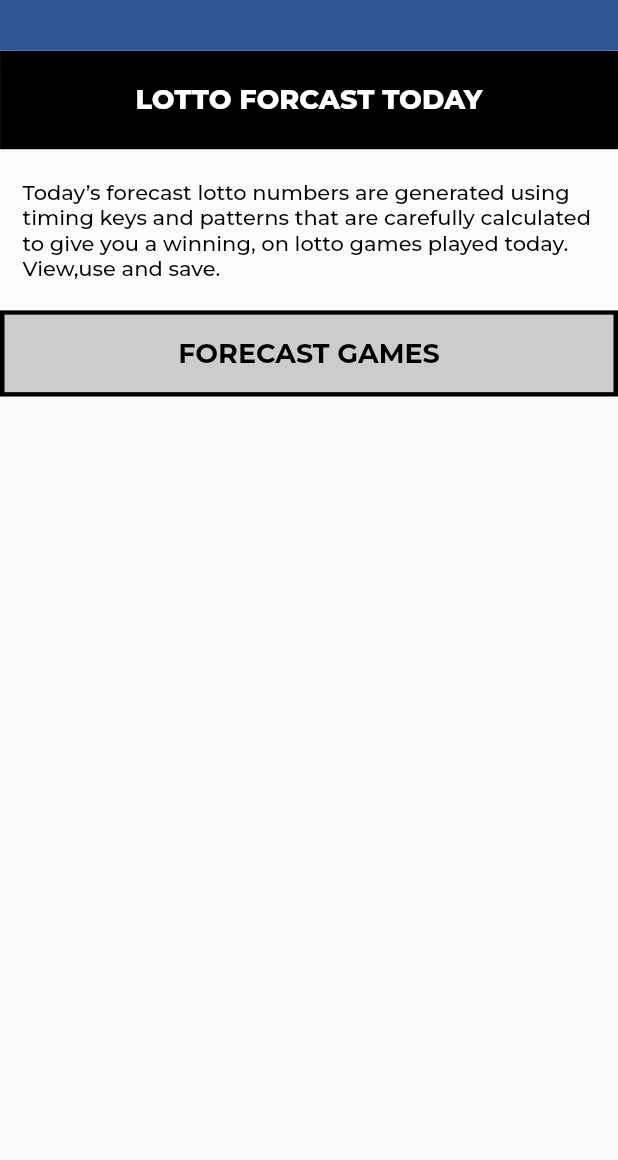
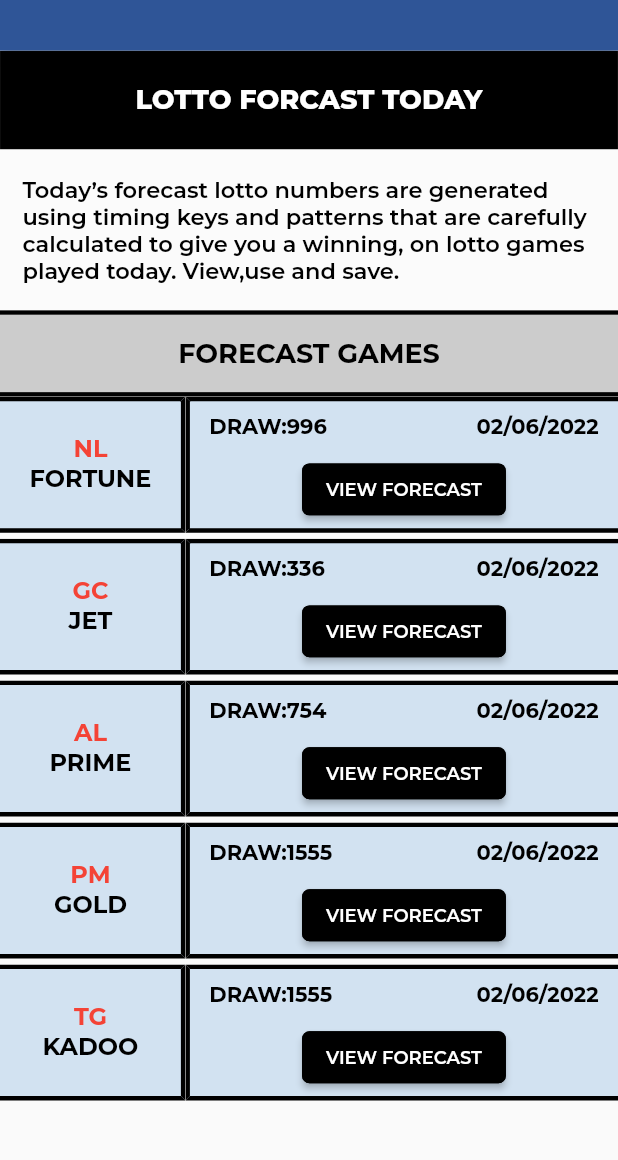
Before and after one commit to zolovio/lotto_grazer, a Flutter app: the LottoForecastTodayUi screen opened by its route, on a phone screen of 412 x 824 dp, the part 73-1233 px from its top. Run offline on Flutter 3.47's test engine with Material 2 defaults, Android fonts, the light colour scheme and no system bars; our stand-ins replace flutter_screenutil, google_fonts.

Commit message:
forecast page completed

```diff
--- a/lib/features/lotto forecast today/ui/lotto_forecast_today_ui.dart
+++ b/lib/features/lotto forecast today/ui/lotto_forecast_today_ui.dart
@@ -4,7 +4,10 @@ import 'package:flutter/src/widgets/framework.dart';
 import 'package:google_fonts/google_fonts.dart';
 import 'package:lotto_grazer/res/colors.dart';
 import 'package:lotto_grazer/res/components/custom_appbar.dart';
+import 'package:lotto_grazer/res/components/custom_button.dart';
+import 'package:lotto_grazer/res/components/custom_child_container.dart';
 import 'package:lotto_grazer/res/components/custom_container.dart';
+import 'package:lotto_grazer/res/components/custom_text.dart';
 import 'package:lotto_grazer/utils/utils.dart';
 
 class LottoForecastTodayUi extends StatefulWidget {
@@ -15,6 +18,38 @@ class LottoForecastTodayUi extends StatefulWidget {
 }
 
 class _LottoForecastTodayUiState extends State<LottoForecastTodayUi> {
+  List forecastgames = [
+    {
+      'short_name': 'NL',
+      'full_name': 'FORTUNE',
+      'draw': 996,
+      'date': '02/06/2022',
+    },
+    {
+      'short_name': 'GC',
+      'full_name': 'JET',
+      'draw': 336,
+      'date': '02/06/2022',
+    },
+    {
+      'short_name': 'AL',
+      'full_name': 'PRIME',
+      'draw': 754,
+      'date': '02/06/2022',
+    },
+    {
+      'short_name': 'PM',
+      'full_name': 'GOLD',
+      'draw': 1555,
+      'date': '02/06/2022',
+    },
+    {
+      'short_name': 'TG',
+      'full_name': 'KADOO',
+      'draw': 1555,
+      'date': '02/06/2022',
+    },
+  ];
   @override
   Widget build(BuildContext context) {
     return Scaffold(
@@ -31,10 +66,6 @@ class _LottoForecastTodayUiState extends State<LottoForecastTodayUi> {
             title: 'LOTTO FORCAST TODAY',
             bgColor: AppColors.blackColor,
             fgColor: AppColors.whiteColor,
-            bottomRightRadius: 0.0,
-            bottomLeftRadius: 0.0,
-            topLeftRadius: 0.0,
-            topRightRadius: 0.0,
             fontsize: 18.0,
             fontweight: FontWeight.w800,
             border: Border.all(
@@ -50,12 +81,8 @@ class _LottoForecastTodayUiState extends State<LottoForecastTodayUi> {
                 'Today’s forecast lotto numbers are generated using timing keys and patterns that are carefully calculated to give you a winning, on lotto games played today. View,use and save.',
             bgColor: AppColors.whiteColor.withOpacity(0.1),
             fgColor: AppColors.blackColor,
-            bottomRightRadius: 0.0,
-            bottomLeftRadius: 0.0,
-            topLeftRadius: 0.0,
-            topRightRadius: 0.0,
-            fontsize: 14.0,
-            fontweight: FontWeight.w500,
+            fontsize: 15.0,
+            fontweight: FontWeight.w600,
             align: TextAlign.left,
             border: Border.all(
               width: 0.0,
@@ -69,10 +96,6 @@ class _LottoForecastTodayUiState extends State<LottoForecastTodayUi> {
             title: 'FORECAST GAMES',
             bgColor: AppColors.greyColor.withOpacity(0.5),
             fgColor: AppColors.blackColor,
-            // bottomRightRadius: 0.0,
-            // bottomLeftRadius: 0.0,
-            // topLeftRadius: 0.0,
-            // topRightRadius: 0.0,
             fontsize: 18.0,
             fontweight: FontWeight.w700,
             align: TextAlign.center,
@@ -85,14 +108,119 @@ class _LottoForecastTodayUiState extends State<LottoForecastTodayUi> {
                 color: Colors.black,
                 width: 3.0,
               ),
-              left: BorderSide(
-                color: Colors.black,
-                width: 3.0,
-              ),
-              right: BorderSide(
-                color: Colors.black,
-                width: 3.0,
-              ),
+            ),
+          ),
+          Expanded(
+            child: ListView.builder(
+              itemCount: forecastgames.length,
+              itemBuilder: (context, index) {
+                return Row(
+                  children: [
+                    CustomChildContainer(
+                      width: Utils.width(context) * 0.3,
+                      height: Utils.height(context) * 0.11,
+                      margin: const EdgeInsets.only(bottom: 4.0),
+                      bgColor: AppColors.blueColor.withOpacity(0.25),
+                      border: const Border(
+                        bottom: BorderSide(
+                          color: Colors.black,
+                          width: 3.0,
+                        ),
+                        top: BorderSide(
+                          color: Colors.black,
+                          width: 3.0,
+                        ),
+                        right: BorderSide(
+                          color: Colors.black,
+                          width: 3.0,
+                        ),
+                      ),
+                      child: Column(
+                        mainAxisAlignment: MainAxisAlignment.center,
+                        children: [
+                          CustomText(
+                              title:
+                                  forecastgames[index]['short_name'].toString(),
+                              fontcolor: AppColors.redColor,
+                              fontweight: FontWeight.w700,
+                              fontsize: 16.0,
+                              underline: false),
+                          CustomText(
+                              title:
+                                  forecastgames[index]['full_name'].toString(),
+                              fontcolor: AppColors.blackColor,
+                              fontweight: FontWeight.w700,
+                              fontsize: 16.0,
+                              underline: false),
+                        ],
+                      ),
+                    ),
+                    CustomChildContainer(
+                      width: Utils.width(context) * 0.7,
+                      height: Utils.height(context) * 0.11,
+                      margin: const EdgeInsets.only(bottom: 4.0),
+                      bgColor: AppColors.blueColor.withOpacity(0.25),
+                      border: const Border(
+                        bottom: BorderSide(
+                          color: Colors.black,
+                          width: 3.0,
+                        ),
+                        top: BorderSide(
+                          color: Colors.black,
+                          width: 3.0,
+                        ),
+                        left: BorderSide(
+                          color: Colors.black,
+                          width: 3.0,
+                        ),
+                      ),
+                      child: Column(
+                        mainAxisAlignment: MainAxisAlignment.center,
+                        children: [
+                          SizedBox(
+                            width: Utils.width(context) * 0.63,
+                            height: Utils.height(context) * 0.04,
+                            child: Row(
+                              mainAxisAlignment: MainAxisAlignment.spaceBetween,
+                              children: [
+                                CustomText(
+                                    title:
+                                        'DRAW:${forecastgames[index]['draw']}',
+                                    fontcolor: AppColors.blackColor,
+                                    fontweight: FontWeight.w700,
+                                    fontsize: 14.0,
+                                    underline: false),
+                                CustomText(
+                                    title:
+                                        forecastgames[index]['date'].toString(),
+                                    fontcolor: AppColors.blackColor,
+                                    fontweight: FontWeight.w700,
+                                    fontsize: 14.0,
+                                    underline: false),
+                              ],
+                            ),
+                          ),
+                          Expanded(
+                            child: Center(
+                              child: CustomButton(
+                                title: 'VIEW FORECAST',
+                                onpress: () {},
+                                bottomLeftRadius: 5.0,
+                                bottomRightRadius: 5.0,
+                                topRightRadius: 5.0,
+                                topLeftRadius: 5.0,
+                                fontsize: 12.0,
+                                btnwidth: Utils.width(context) * 0.05,
+                                btnheight: Utils.height(context) * 0.042,
+                              ),
+                            ),
+                          ),
+                        ],
+                      ),
+                    ),
+                  ],
+                );
+              },
             ),
           ),
         ],
--- a/lib/main.dart
+++ b/lib/main.dart
@@ -1,4 +1,5 @@
 import 'package:flutter/material.dart';
+import 'package:flutter_screenutil/flutter_screenutil.dart';
 import 'package:lotto_grazer/features/auth/splash_screen.dart';
 import 'package:lotto_grazer/utils/routes/routes.dart';
 import 'package:lotto_grazer/utils/routes/routes_names.dart';
@@ -13,6 +14,11 @@ class MyApp extends StatelessWidget {
   // This widget is the root of your application.
   @override
   Widget build(BuildContext context) {
+    return ScreenUtilInit(
+        designSize: const Size(360, 690),
+        minTextAdapt: true,
+        splitScreenMode: true,
+        builder: (context, child) {
           return MaterialApp(
             debugShowCheckedModeBanner: false,
             title: 'Lotto Grazer',
@@ -22,5 +28,6 @@ class MyApp extends StatelessWidget {
             initialRoute: RoutesName.splash,
             onGenerateRoute: Routes.generateRoute,
           );
+        });
   }
 }
--- a/lib/res/colors.dart
+++ b/lib/res/colors.dart
@@ -10,6 +10,7 @@ class AppColors {
   static const Color darkBlueColor = Color(0xFF0d286a);
   static const Color whiteColor = Color(0xFFFFFFFF);
   static const Color primaryColor = Colors.white;
+  static const Color redColor = Colors.red;
 
   static const Color buttonColor = Colors.green;
 }
--- a/lib/res/components/custom_button.dart
+++ b/lib/res/components/custom_button.dart
@@ -17,7 +17,7 @@ class CustomButton extends StatelessWidget {
   double topRightRadius;
   double? btnwidth;
   double? btnheight;
-  double? fontsize;
+  double fontsize;
   FontWeight fontweight;
   double bdwidth;
   double? elevation;
@@ -25,9 +25,9 @@ class CustomButton extends StatelessWidget {
     super.key,
     required this.title,
     required this.onpress,
-    required this.bgColor,
-    required this.fgColor,
-    required this.bdColor,
+    this.bgColor = AppColors.blackColor,
+    this.fgColor = AppColors.whiteColor,
+    this.bdColor = AppColors.blackColor,
     this.bottomLeftRadius = 0.0,
     this.bottomRightRadius = 0.0,
     this.topLeftRadius = 0.0,
@@ -35,7 +35,7 @@ class CustomButton extends StatelessWidget {
     this.elevation = 2.0,
     this.btnheight,
     this.btnwidth,
-    this.fontsize,
+    this.fontsize = 14.0,
     this.fontweight = FontWeight.w600,
     this.bdwidth = 2.0,
     this.loading = false,
@@ -67,7 +67,7 @@ class CustomButton extends StatelessWidget {
           title: title.toString(),
           fontcolor: fgColor,
           fontweight: fontweight,
-          fontsize: fontsize as double,
+          fontsize: fontsize,
           underline: underline),
       // Text(
       //   title.toString(),
--- /dev/null
+++ b/lib/res/components/custom_child_container.dart
@@ -0,0 +1,62 @@
+import 'package:flutter/material.dart';
+import 'package:google_fonts/google_fonts.dart';
+import 'package:lotto_grazer/res/colors.dart';
+import 'package:lotto_grazer/res/components/custom_text.dart';
+
+class CustomChildContainer extends StatelessWidget {
+  Widget child;
+  Color bgColor;
+  double bottomLeftRadius;
+  double topLeftRadius;
+  double bottomRightRadius;
+  double topRightRadius;
+  double? width;
+  double? height;
+  BoxBorder? border = Border.all(
+    width: 2.0,
+    color: AppColors.blackColor,
+  );
+
+  EdgeInsetsGeometry padding;
+  EdgeInsetsGeometry margin;
+  CustomChildContainer({
+    super.key,
+    required this.child,
+    required this.bgColor,
+    this.bottomLeftRadius = 0.0,
+    this.bottomRightRadius = 0.0,
+    this.topLeftRadius = 0.0,
+    this.topRightRadius = 0.0,
+    this.height,
+    this.width,
+    this.border,
+    this.padding = const EdgeInsets.all(0.0),
+    this.margin = const EdgeInsets.all(0.0),
+  });
+
+  @override
+  Widget build(BuildContext context) {
+    return ClipPath(
+      clipper: ShapeBorderClipper(
+          shape: RoundedRectangleBorder(
+        borderRadius: BorderRadius.only(
+          bottomLeft: Radius.circular(bottomLeftRadius),
+          bottomRight: Radius.circular(bottomRightRadius),
+          topRight: Radius.circular(topRightRadius),
+          topLeft: Radius.circular(topLeftRadius),
+        ),
+      )),
+      child: Container(
+        margin: margin,
+        padding: padding,
+        decoration: BoxDecoration(
+          color: bgColor,
+          border: border,
+        ),
+        height: height,
+        width: width,
+        child: child,
+      ),
+    );
+  }
+}
```
Lines whose indentation alone changed are shown as unchanged.
